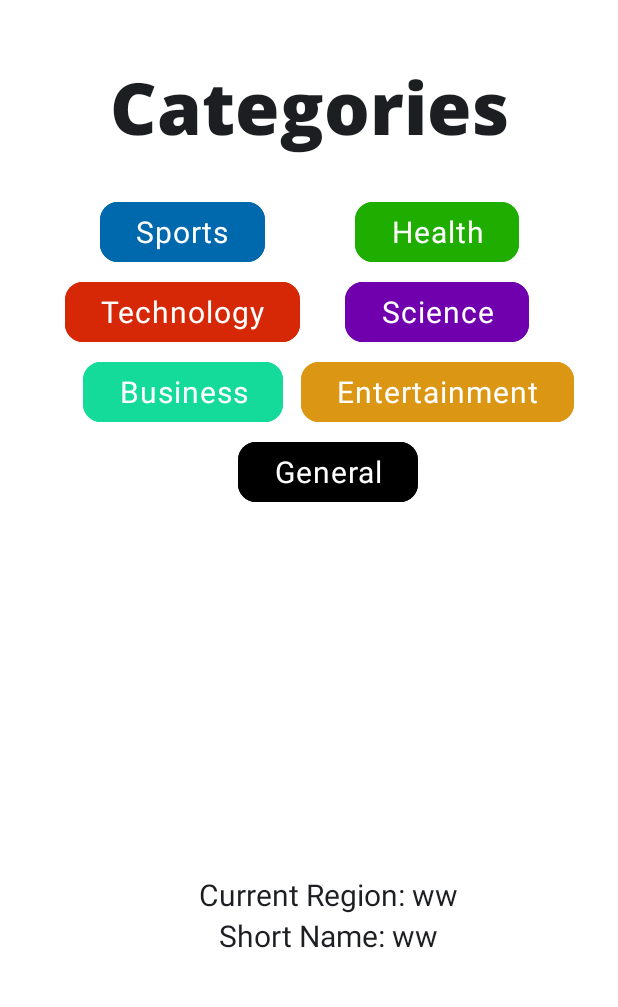
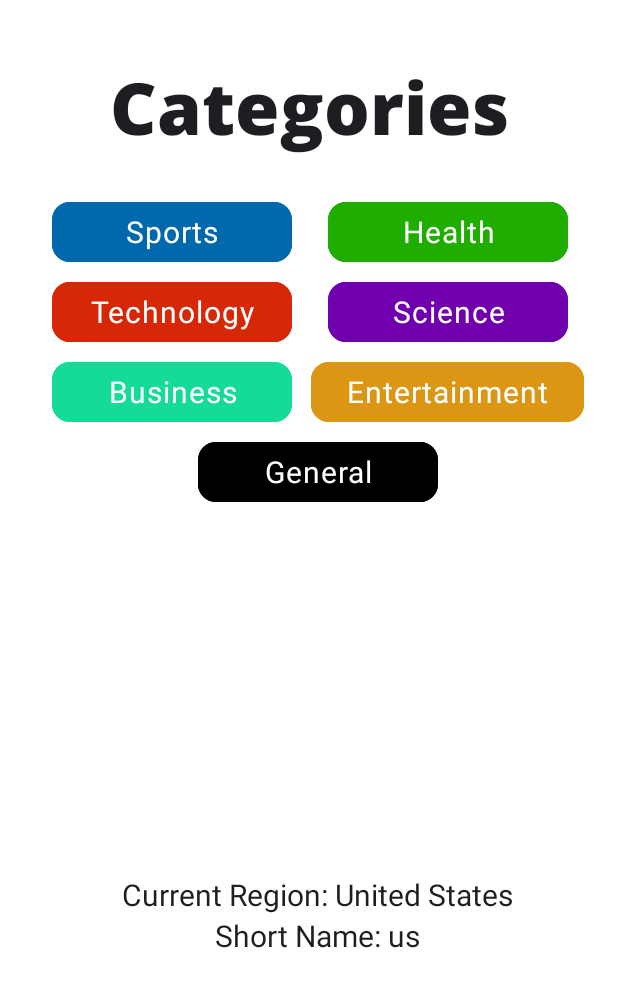
Before and after one commit to DEPI-3-Android/WhatNow, an Android app: the screen it shows after launch once a user with an empty profile is signed in (CategoryActivity), on a phone screen of 412 x 824 dp, the part 96-1103 px from its top. Run offline under Robolectric (Android 15) with nearby library versions, the phone set to English and light mode, and no system bars; our stand-ins replace Firebase (no records; nobody signed in at launch, a user with empty details on screens opened directly).

Commit message:
Replace all files with new project

```diff
--- a/app/src/main/java/com/acms/whatnow/CategoryActivity.kt
+++ b/app/src/main/java/com/acms/whatnow/CategoryActivity.kt
@@ -3,10 +3,8 @@ package com.acms.whatnow
 import android.content.Intent
 import android.content.SharedPreferences
 import android.os.Bundle
-import android.view.Gravity
 import android.view.Menu
 import android.view.MenuItem
-import android.view.View
 import android.widget.PopupMenu
 import androidx.activity.enableEdgeToEdge
 import androidx.appcompat.app.AppCompatActivity
@@ -15,6 +13,8 @@ import androidx.appcompat.widget.Toolbar
 import androidx.core.view.ViewCompat
 import androidx.core.view.WindowInsetsCompat
 import com.acms.whatnow.databinding.ActivityCategoryBinding
+import com.google.firebase.Firebase
+import com.google.firebase.auth.auth
 
 class CategoryActivity : AppCompatActivity() {
 
@@ -86,8 +86,8 @@ class CategoryActivity : AppCompatActivity() {
                         }
 
                         R.id.action_logout -> {
-                            val intent = Intent(this, LoginActivity::class.java)
-                            startActivity(intent)
+                            Firebase.auth.signOut()
+                            startActivity(Intent(this, SignUpActivity::class.java))
                             finish()
                             true
                         }
@@ -112,43 +112,28 @@ class CategoryActivity : AppCompatActivity() {
     }
 
     private fun loadAndDisplayCountry() {
-        val prefs = getSharedPreferences("NewRegion", MODE_PRIVATE)
-        val savedCountry = prefs.getString("countryCode", "ww")
-
-        binding.showCountryName.text = "Current Region: $savedCountry"
-
-        val countryCode = when (savedCountry) {
-            "United States" -> "us"
-            "Germany" -> "de"
-            "Spain" -> "es"
-            "Italy" -> "it"
-            "France" -> "fr"
-            "England" -> "gb"
-            "Russia" -> "ru"
-            else -> "ww"
+        val savedCountry = prefs.getString("countryCode", "us")
+        val displayName = when (savedCountry) {
+            "de" -> getString(R.string.de)
+            "it" -> getString(R.string.it)
+            "fr" -> getString(R.string.fr)
+            "gb" -> getString(R.string.en)
+            "ru" -> getString(R.string.ru)
+            else -> getString(R.string.usa)
         }
-
-        binding.showSelectedCountryCode.text = "Short Name: $countryCode"
+        binding.showCountryName.text = getString(R.string.curr_region) + " $displayName"
+        binding.showSelectedCountryCode.text = getString(R.string.short_name) + " $savedCountry"
     }
 
     private fun getCountryCode(): String {
-        val prefs = getSharedPreferences("NewRegion", MODE_PRIVATE)
-        return when (prefs.getString("countryCode", "ww")) {
-            "United States" -> "us"
-            "Germany" -> "de"
-            "Spain" -> "es"
-            "Italy" -> "it"
-            "France" -> "fr"
-            "England" -> "gb"
-            "Russia" -> "ru"
-            else -> "ww"
-        }
+        return prefs.getString("countryCode", "us") ?: "us"
     }
+
 
     private fun openCategory(category: String) {
         val intent = Intent(this, NewsActivity::class.java)
         intent.putExtra("category", category.lowercase())
-        intent.putExtra("country", getCountryCode())
+        intent.putExtra("country", prefs.getString("countryCode", "us"))
         startActivity(intent)
     }
 }
--- a/app/src/main/java/com/acms/whatnow/LoginActivity.kt
+++ b/app/src/main/java/com/acms/whatnow/LoginActivity.kt
@@ -71,7 +71,7 @@ class LoginActivity : AppCompatActivity() {
             .requestEmail()
             .build()*/
 
-       // googleSignInClient = GoogleSignIn.getClient(this, gso)
+        // googleSignInClient = GoogleSignIn.getClient(this, gso)
 
         binding.googleBtn.setOnClickListener {
             signInWithGoogle()
--- a/app/src/main/res/layout/activity_category.xml
+++ b/app/src/main/res/layout/activity_category.xml
@@ -7,14 +7,6 @@
     android:layout_height="match_parent"
     tools:context=".CategoryActivity">
 
-    <!-- <com.google.android.material.appbar.MaterialToolbar
-         android:id="@+id/categoryToolbar"
-         android:layout_width="match_parent"
-         android:layout_height="wrap_content"
-         android:title="Select Category"
-         android:titleTextColor="#FFFFFF"
-         app:navigationIcon="@drawable/ic_arrow_back"
-         app:layout_constraintTop_toTopOf="parent" /> -->
 
     <com.google.android.material.appbar.MaterialToolbar
         android:id="@+id/topmenu"
@@ -62,8 +54,9 @@
         android:layout_width="wrap_content"
         android:layout_height="wrap_content"
         android:layout_marginTop="25dp"
-        android:layout_marginEnd="30dp"
+        android:layout_marginEnd="12dp"
         android:backgroundTint="#0068AD"
+        android:minWidth="160dp"
         android:text="@string/sports"
         app:layout_constraintEnd_toStartOf="@id/healthButton"
         app:layout_constraintStart_toStartOf="@id/categories"
@@ -75,9 +68,10 @@
         style="@style/ButtonStyle"
         android:layout_width="wrap_content"
         android:layout_height="wrap_content"
-        android:layout_marginStart="30dp"
+        android:layout_marginStart="12dp"
         android:layout_marginTop="25dp"
         android:backgroundTint="#1FAD00"
+        android:minWidth="160dp"
         android:text="@string/health"
         app:layout_constraintEnd_toEndOf="@id/categories"
         app:layout_constraintStart_toEndOf="@id/sportsButton"
@@ -91,6 +85,7 @@
         android:layout_height="wrap_content"
         android:layout_marginTop="5dp"
         android:backgroundTint="#D62806"
+        android:minWidth="160dp"
         android:text="@string/technology"
         app:layout_constraintEnd_toEndOf="@id/sportsButton"
         app:layout_constraintStart_toStartOf="@id/sportsButton"
@@ -104,6 +99,7 @@
         android:layout_height="wrap_content"
         android:layout_marginTop="5dp"
         android:backgroundTint="#7000AD"
+        android:minWidth="160dp"
         android:text="@string/science"
         app:layout_constraintEnd_toEndOf="@id/healthButton"
         app:layout_constraintStart_toStartOf="@id/healthButton"
@@ -117,6 +113,7 @@
         android:layout_height="wrap_content"
         android:layout_marginTop="5dp"
         android:backgroundTint="#14DB99"
+        android:minWidth="160dp"
         android:text="@string/business"
         app:layout_constraintEnd_toEndOf="@id/technologyButton"
         app:layout_constraintStart_toStartOf="@id/technologyButton"
@@ -130,6 +127,7 @@
         android:layout_height="wrap_content"
         android:layout_marginTop="5dp"
         android:backgroundTint="#DB9714"
+        android:minWidth="160dp"
         android:text="@string/entertainment"
         app:layout_constraintEnd_toEndOf="@id/scienceButton"
         app:layout_constraintStart_toStartOf="@id/scienceButton"
@@ -143,6 +141,7 @@
         android:layout_height="wrap_content"
         android:layout_marginTop="5dp"
         android:backgroundTint="#000"
+        android:minWidth="160dp"
         android:text="@string/general"
         app:layout_constraintEnd_toEndOf="@id/entertainmentButton"
         app:layout_constraintStart_toStartOf="@id/businessButton"
--- a/app/src/main/res/values/strings.xml
+++ b/app/src/main/res/values/strings.xml
@@ -27,13 +27,12 @@
     <string name="english" translatable="false">English</string>
     <string name="arabic" translatable="false">العربية</string>
     <string name="choose_lang">Choose language</string>
-    <string name="ww">WorldWide</string>
     <string name="usa">United States</string>
     <string name="share"> Share </string>
     <string name="description">Description</string>
     <string name="article_title">Article Title</string>
     <string name="favorite"> Favorite </string>
-    <string name="switched_country"> switched_country %s </string>
+    <string name="switched_country">Switched to </string>
     <string name="no_articles"> No Articles Found </string>
     <string name="de">Germany</string>
     <string name="it">Italy</string>
@@ -58,8 +57,8 @@
     <string name="business">Business</string>
     <string name="entertainment">Entertainment</string>
     <string name="general">General</string>
-    <string name="curr_region">Current Region: USA</string>
-    <string name="short_name">Short Name: USA</string>
+    <string name="curr_region">Current Region: </string>
+    <string name="short_name">Short Name: </string>
     <string name="check_news">Check The Latest News</string>
     <string name="top_news">Top News</string>
     <string name="headline">Headline</string>
@@ -68,7 +67,6 @@
     <string name="logout">Logout</string>
 
     <string-array name="countries_array">
-        <item>@string/ww</item>
         <item>@string/usa</item>
         <item>@string/de</item>
         <item>@string/it</item>
--- a/gradle/libs.versions.toml
+++ b/gradle/libs.versions.toml
@@ -1,5 +1,5 @@
 [versions]
-agp = "8.13.0"
+agp = "8.12.3"
 kotlin = "2.0.21"
 coreKtx = "1.17.0"
 junit = "4.13.2"
```
Also changed, not shown: app/src/main/java/com/acms/whatnow/SettingsActivity.kt (+16 -36 lines), app/src/main/java/com/acms/whatnow/SignUpActivity.kt (+24 -1 lines), app/src/main/res/layout/activity_settings.xml (+0 -10 lines), 1 other file.
